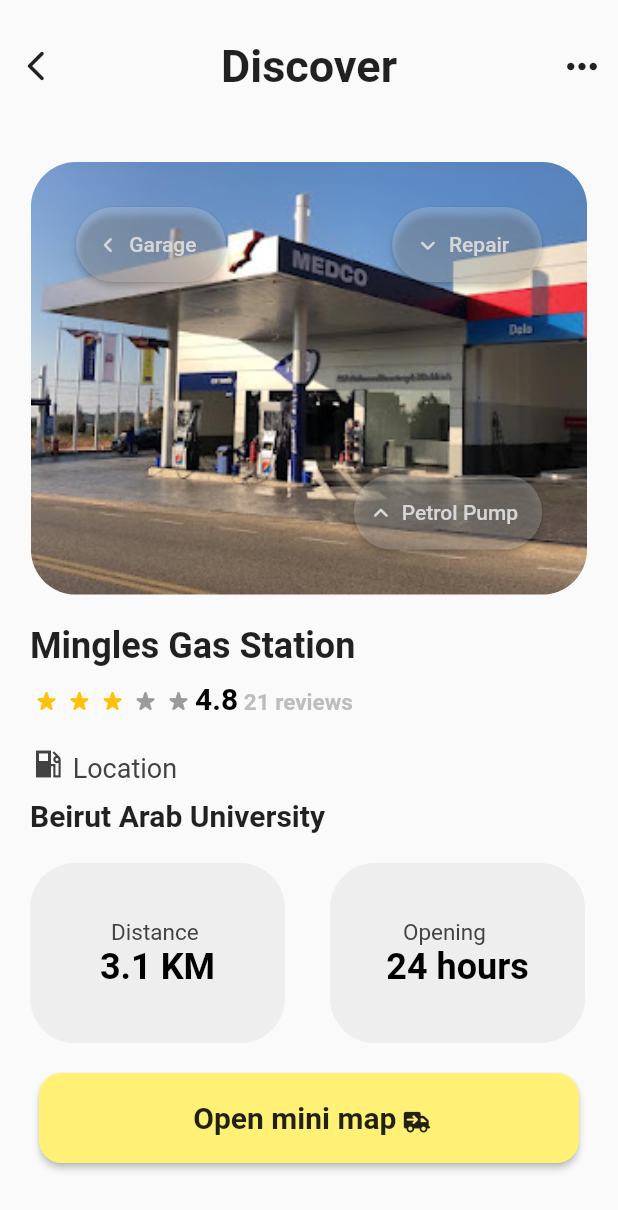
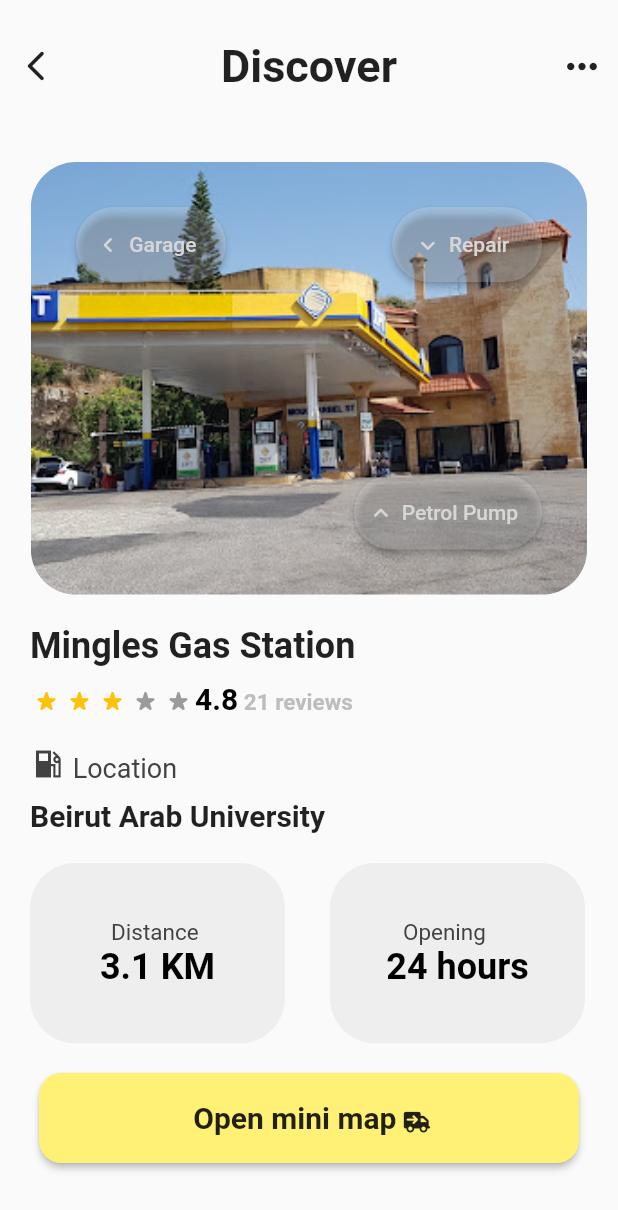
Before and after one commit to Compzool/SmartGas, a Flutter app: the DisplayLocations screen opened directly, after a tap on "IPT", on a phone screen of 412 x 824 dp. Shown: the top 1210 px of the screen. Run offline on Flutter 3.47's test engine with Material 2 defaults, Android fonts, the phone set to English and light mode, and no system bars; drawn by our look-alikes of flutter_rating_bar; our stand-ins replace cloud_firestore, firebase_auth, firebase_core, flutter_svg, font_awesome_flutter, geocoding and 6 more; accounts and stored records are empty.

Commit message:
commit on mingles2.0

```diff
--- a/lib/views/gas_station/components/gas_station_details.dart
+++ b/lib/views/gas_station/components/gas_station_details.dart
@@ -3,17 +3,13 @@
 import 'package:font_awesome_flutter/font_awesome_flutter.dart';
 import 'package:get/get.dart';
 
-class Gas extends StatelessWidget {
-  const Gas({Key? key}) : super(key: key);
+class GasDetails extends StatelessWidget {
+  final int index;
+  const GasDetails({Key? key, required this.index}) : super(key: key);
 
   @override
   Widget build(BuildContext context) {
-    int currentIndex = 0;
-    List images = [
-      "medco.jpg",
-      "IPT.jpg",
-      "h"
-    ];
+    List images = ["medco.jpg", "IPT.jpg", "hypco.png"];
     double width = MediaQuery.of(context).size.width * 0.9;
     double height = MediaQuery.of(context).size.height * 0.35;
     return Scaffold(
@@ -60,7 +56,7 @@
                   decoration: BoxDecoration(
                     borderRadius: BorderRadius.circular(30),
                     image: DecorationImage(
-                        image: AssetImage("assets/images/medco.jpg"),
+                        image: AssetImage("assets/images/${images[index]}"),
                         fit: BoxFit.cover),
                   ),
                 ),
--- a/lib/views/locations_screen/components/location_widget.dart
+++ b/lib/views/locations_screen/components/location_widget.dart
@@ -8,8 +8,9 @@
 
 class LocationWidget extends StatefulWidget {
   final Location location;
-
-  const LocationWidget({Key? key, required this.location}) : super(key: key);
+  final int index;
+  const LocationWidget({Key? key, required this.location, required this.index})
+      : super(key: key);
 
   @override
   _LocationWidgetState createState() => _LocationWidgetState();
@@ -17,7 +18,6 @@
 
 class _LocationWidgetState extends State<LocationWidget> {
   bool isExpanded = false;
-
   @override
   Widget build(BuildContext context) {
     final size = MediaQuery.of(context).size;
@@ -40,7 +40,8 @@
             child: GestureDetector(
               onPanUpdate: onPanUpdate,
               onTap: () {
-                Get.to(() => Gas(), transition: Transition.fade);
+                Get.to(() => GasDetails(index: widget.index),
+                    transition: Transition.fade);
               },
               child: ImageWidget(location: widget.location),
             ),
--- a/lib/views/locations_screen/components/locations_widget.dart
+++ b/lib/views/locations_screen/components/locations_widget.dart
@@ -25,7 +25,7 @@
               itemBuilder: (context, index) {
                 final location = locations[index];
 
-                return LocationWidget(location: location);
+                return LocationWidget(location: location,index: index,);
               },
               onPageChanged: (index) => setState(() => pageIndex = index),
             ),
```
